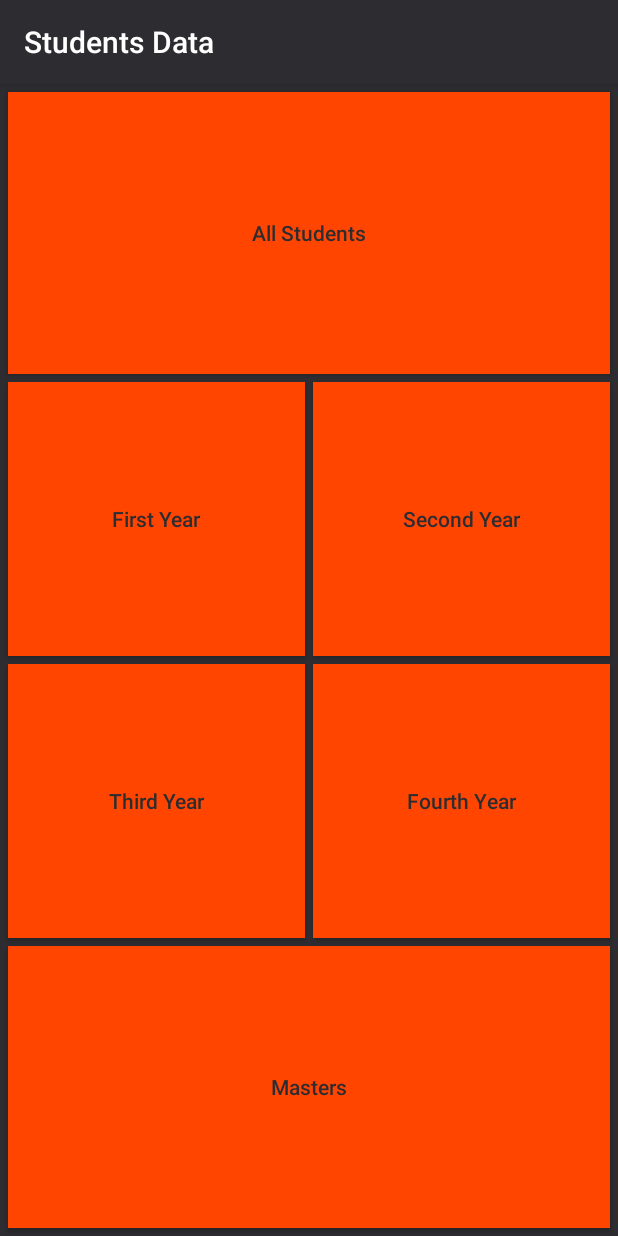
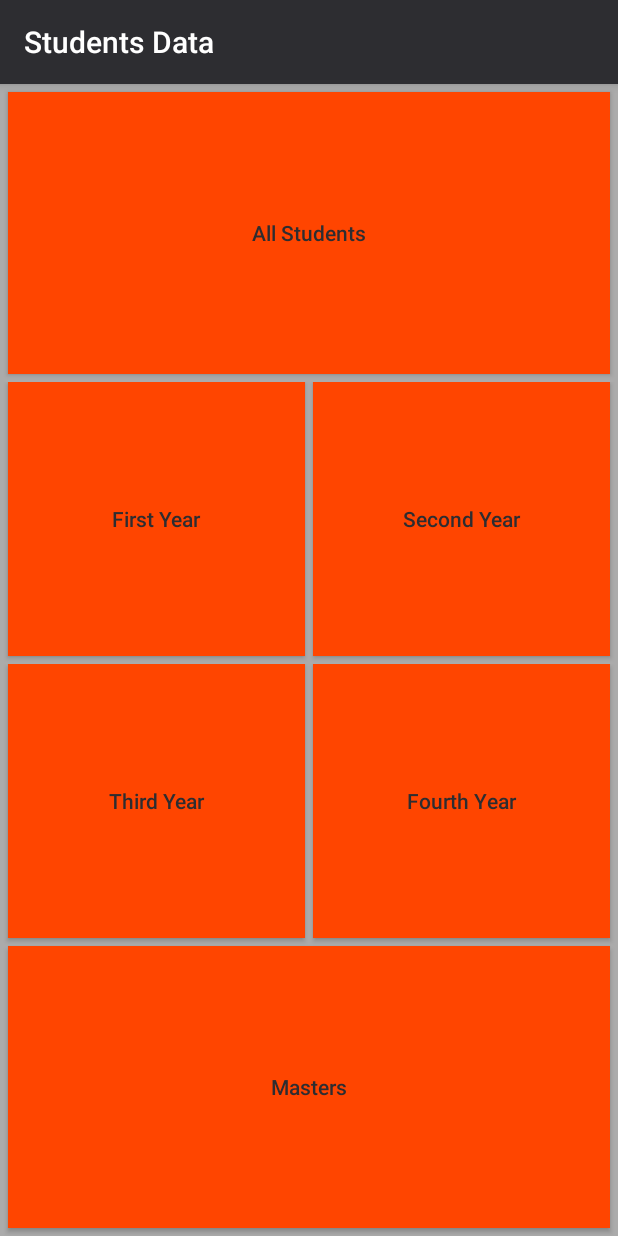
Before and after one commit to Sabbir07/Firebase_3_modifying_for_lab, an Android app: the screen it shows after launch (MainActivity), on a phone screen of 412 x 824 dp. Run offline under Robolectric (Android 15) with nearby library versions, the phone set to English and light mode, and no system bars.

```diff
--- a/app/src/main/res/anim/cycle.xml
+++ b/app/src/main/res/anim/cycle.xml
@@ -1,3 +1,3 @@
 <?xml version="1.0" encoding="utf-8"?>
 <cycleInterpolator xmlns:android="http://schemas.android.com/apk/res/android"
-                   android:cycles="4"/>
+                   android:cycles="2"/>
--- a/app/src/main/res/anim/shake.xml
+++ b/app/src/main/res/anim/shake.xml
@@ -1,6 +1,6 @@
 <?xml version="1.0" encoding="utf-8"?>
 <translate xmlns:android="http://schemas.android.com/apk/res/android"
-           android:fromYDelta="10"
-           android:toYDelta="-10"
+           android:fromYDelta="5"
+           android:toYDelta="-5"
            android:duration="1000"
            android:interpolator="@anim/cycle" />
--- a/app/src/main/res/layout/front_page.xml
+++ b/app/src/main/res/layout/front_page.xml
@@ -1,11 +1,11 @@
 <?xml version="1.0" encoding="utf-8"?>
 <LinearLayout xmlns:android="http://schemas.android.com/apk/res/android"
-              android:layout_width="match_parent"
-              android:layout_height="match_parent"
-              android:gravity="center"
-              android:orientation="vertical"
-              android:weightSum="1"
-                android:background="@color/colorPrimary">
+    android:layout_width="match_parent"
+    android:layout_height="match_parent"
+    android:background="#ababab"
+    android:gravity="center"
+    android:orientation="vertical"
+    android:weightSum="1">
 
     <!--<View
         android:id="@+id/view"
@@ -18,12 +18,12 @@
         android:layout_width="match_parent"
         android:layout_height="0dp"
         android:layout_centerHorizontal="true"
+        android:layout_margin="5dp"
         android:layout_weight="0.25"
         android:background="@color/colorFrontButton"
         android:text="All Students"
         android:textAllCaps="false"
-        android:textColor="@color/colorPrimary"
-        android:layout_margin="5dp"/>
+        android:textColor="@color/colorPrimary" />
 
     <LinearLayout
         android:layout_width="match_parent"
@@ -37,14 +37,14 @@
             android:layout_height="match_parent"
             android:layout_below="@+id/all"
             android:layout_centerHorizontal="true"
+            android:layout_marginBottom="5dp"
+            android:layout_marginLeft="5dp"
+            android:layout_marginRight="2.5dp"
             android:layout_weight="0.125"
+            android:background="@color/colorFrontButton"
             android:text="First Year"
             android:textAllCaps="false"
-            android:layout_marginLeft="5dp"
-            android:layout_marginRight="2.5dp"
-            android:layout_marginBottom="5dp"
-            android:background="@color/colorFrontButton"
-            android:textColor="@color/colorPrimary"/>
+            android:textColor="@color/colorPrimary" />
 
 
         <Button
@@ -53,14 +53,14 @@
             android:layout_height="match_parent"
             android:layout_below="@+id/first"
             android:layout_centerHorizontal="true"
+            android:layout_marginBottom="5dp"
+            android:layout_marginLeft="2.5dp"
+            android:layout_marginRight="5dp"
             android:layout_weight="0.125"
+            android:background="@color/colorFrontButton"
             android:text="Second Year"
             android:textAllCaps="false"
-            android:layout_marginLeft="2.5dp"
-            android:layout_marginRight="5dp"
-            android:layout_marginBottom="5dp"
-            android:background="@color/colorFrontButton"
-            android:textColor="@color/colorPrimary"/>
+            android:textColor="@color/colorPrimary" />
 
     </LinearLayout>
 
@@ -76,14 +76,14 @@
             android:layout_height="match_parent"
             android:layout_below="@+id/second"
             android:layout_centerHorizontal="true"
+            android:layout_marginBottom="5dp"
+            android:layout_marginLeft="5dp"
+            android:layout_marginRight="2.5dp"
             android:layout_weight="0.125"
+            android:background="@color/colorFrontButton"
             android:text="Third Year"
             android:textAllCaps="false"
-            android:layout_marginLeft="5dp"
-            android:layout_marginRight="2.5dp"
-            android:layout_marginBottom="5dp"
-            android:background="@color/colorFrontButton"
-            android:textColor="@color/colorPrimary"/>
+            android:textColor="@color/colorPrimary" />
 
         <Button
             android:id="@+id/fourth"
@@ -91,14 +91,14 @@
             android:layout_height="match_parent"
             android:layout_below="@+id/third"
             android:layout_centerHorizontal="true"
+            android:layout_marginBottom="5dp"
+            android:layout_marginLeft="2.5dp"
+            android:layout_marginRight="5dp"
             android:layout_weight="0.125"
+            android:background="@color/colorFrontButton"
             android:text="Fourth Year"
             android:textAllCaps="false"
-            android:layout_marginLeft="2.5dp"
-            android:layout_marginRight="5dp"
-            android:layout_marginBottom="5dp"
-            android:background="@color/colorFrontButton"
-            android:textColor="@color/colorPrimary"/>
+            android:textColor="@color/colorPrimary" />
 
     </LinearLayout>
 
@@ -109,13 +109,13 @@
         android:layout_height="0dp"
         android:layout_below="@+id/fourth"
         android:layout_centerHorizontal="true"
+        android:layout_marginBottom="5dp"
+        android:layout_marginLeft="5dp"
+        android:layout_marginRight="5dp"
         android:layout_weight="0.25"
+        android:background="@color/colorFrontButton"
         android:text="Masters"
         android:textAllCaps="false"
-        android:layout_marginLeft="5dp"
-        android:layout_marginRight="5dp"
-        android:layout_marginBottom="5dp"
-        android:background="@color/colorFrontButton"
-        android:textColor="@color/colorPrimary"/>
+        android:textColor="@color/colorPrimary" />
 
 </LinearLayout>
```
